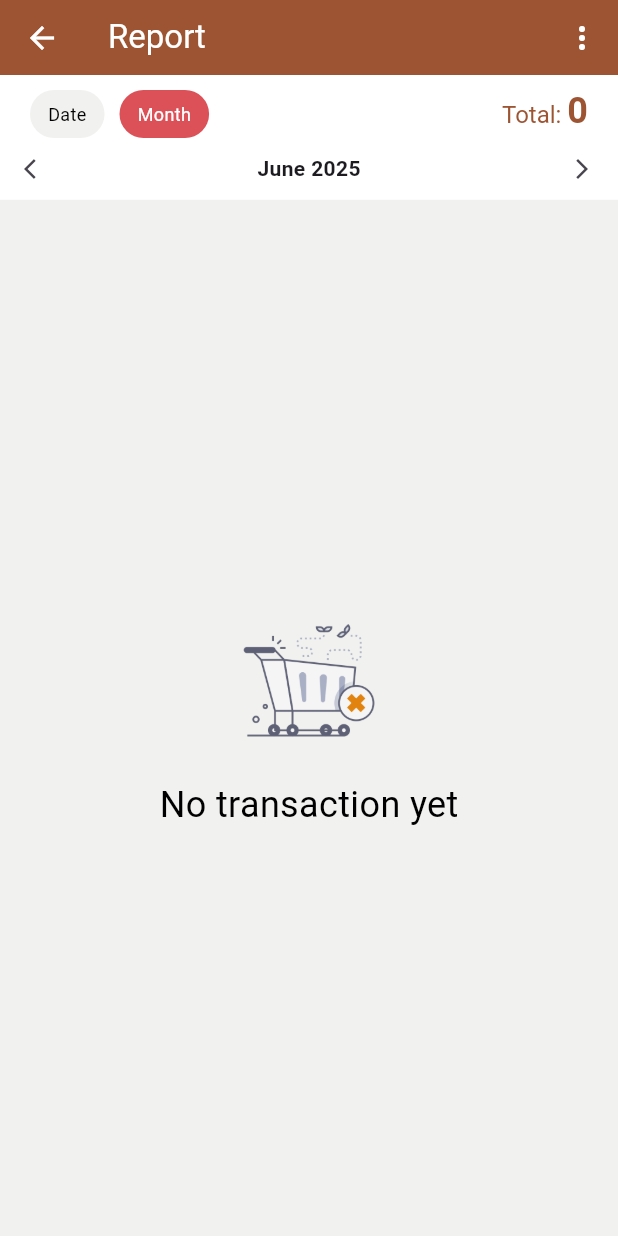
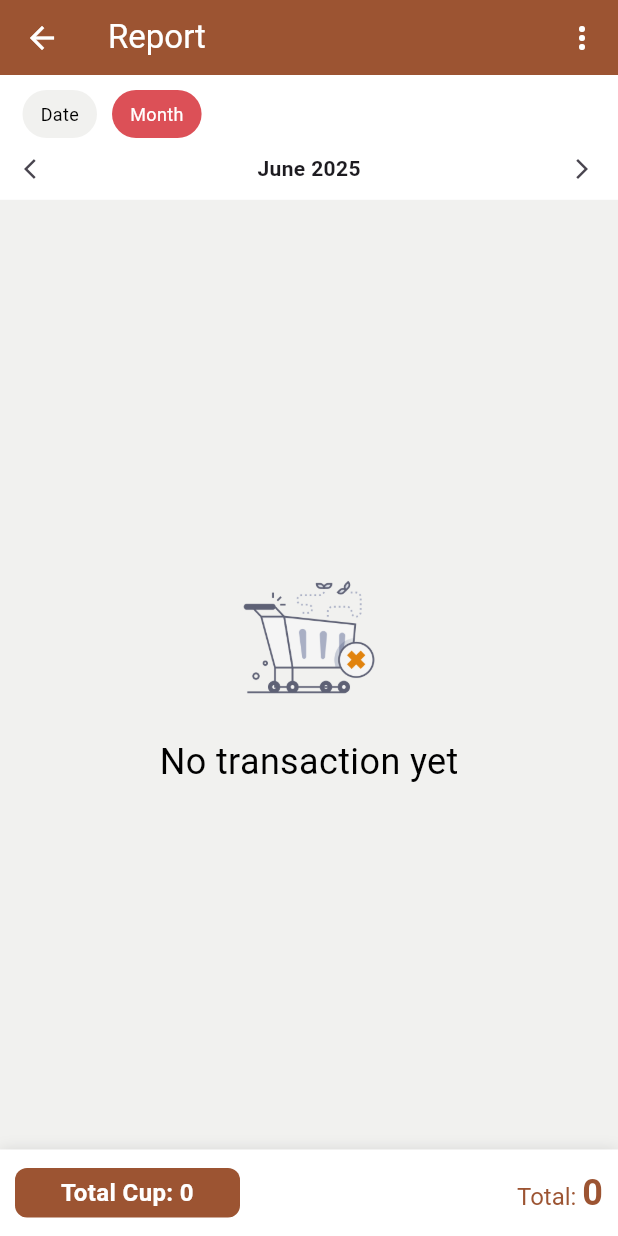
Before and after one commit to wicaksonotia/flutter-stmj-himalaya, a Flutter app: the TransactionPage screen opened by its route, after a tap on the "arrow back ios" icon, on a phone screen of 412 x 824 dp. Run offline on Flutter 3.47's test engine with Material 3 defaults, Android fonts, the phone set to English and light mode, and no system bars; drawn by our look-alikes of chips_choice; our stand-ins replace animate_do, animated_splash_screen, badges, currency_text_input_formatter, dio, flutter_native_splash and 6 more; missing offline and left inert: flutter_custom_month_picker, flutter_esc_pos_utils, group_list_view, print_bluetooth_thermal; accounts and stored records are empty; network calls fail; project files that could hold a hidden picture were left out.

Commit message:
show total cup

```diff
--- a/lib/controllers/transaction_controller.dart
+++ b/lib/controllers/transaction_controller.dart
@@ -18,6 +18,7 @@ class TransactionController extends GetxController {
   var initMonth = DateTime.now().month.obs;
   var initYear = DateTime.now().year.obs;
   var isSideBarOpen = false.obs;
+  var totalCup = 0.obs;
 
   @override
   void onInit() {
@@ -46,6 +47,7 @@ class TransactionController extends GetxController {
         result = await RemoteDataSource.transactionHistoryByDateRange(data);
       }
       if (result != null && result.data != null) {
+        totalCup.value = result.totalCup ?? 0;
         transactionItems.assignAll(result.data!);
         total.value = transactionItems.fold(
           0,
--- a/lib/models/transaction_model.dart
+++ b/lib/models/transaction_model.dart
@@ -1,15 +1,15 @@
 class TransactionModel {
   String? status;
   String? message;
-  int? income;
+  int? totalCup;
   List<Data>? data;
 
-  TransactionModel({this.status, this.message, this.income, this.data});
+  TransactionModel({this.status, this.message, this.totalCup, this.data});
 
   TransactionModel.fromJson(Map<String, dynamic> json) {
     status = json['status'];
     message = json['message'];
-    income = json['income'];
+    totalCup = json['total_cup'];
     if (json['data'] != null) {
       data = <Data>[];
       json['data'].forEach((v) {
@@ -22,7 +22,7 @@ class TransactionModel {
     final Map<String, dynamic> data = <String, dynamic>{};
     data['status'] = status;
     data['message'] = message;
-    data['income'] = income;
+    data['total_cup'] = totalCup;
     if (this.data != null) {
       data['data'] = this.data!.map((v) => v.toJson()).toList();
     }
--- a/lib/pages/report/transaction.dart
+++ b/lib/pages/report/transaction.dart
@@ -15,6 +15,7 @@ import 'package:get/get.dart';
 import 'package:intl/intl.dart';
 import 'package:shimmer/shimmer.dart';
 import 'package:flutter_slidable/flutter_slidable.dart';
+import 'package:stmjhimalaya/pages/report/footer.dart';
 
 class TransactionPage extends StatefulWidget {
   const TransactionPage({super.key});
@@ -33,7 +34,7 @@ class TransactionPageState extends State<TransactionPage> {
   @override
   Widget build(BuildContext context) {
     return Scaffold(
-      // bottomNavigationBar: const FooterReport(),
+      bottomNavigationBar: const FooterReport(),
       backgroundColor: MyColors.notionBgGrey,
       appBar: PreferredSize(
         preferredSize: const Size.fromHeight(50.0),
@@ -89,14 +90,9 @@ class TransactionPageState extends State<TransactionPage> {
           crossAxisAlignment: CrossAxisAlignment.start,
           children: [
             Container(
-              padding: const EdgeInsets.only(top: 10, left: 20, right: 20),
+              padding: const EdgeInsets.only(top: 10, left: 15, right: 20),
               color: Colors.white,
               width: double.infinity,
-              child: Row(
-                crossAxisAlignment: CrossAxisAlignment.start,
-                children: [
-                  SizedBox(
-                    width: 130,
               child: Obx(
                 () => ChipsChoice.single(
                   wrapped: true,
@@ -106,8 +102,7 @@ class TransactionPageState extends State<TransactionPage> {
                     _transactionController.filterBy.value = val;
                     _transactionController.fetchTransaction();
                   },
-                        choiceItems:
-                            C2Choice.listFrom<String, Map<String, dynamic>>(
+                  choiceItems: C2Choice.listFrom<String, Map<String, dynamic>>(
                     source: filterKategori,
                     value: (i, v) => v['value'] as String,
                     label: (i, v) => v['nama'] as String,
@@ -124,88 +119,6 @@ class TransactionPageState extends State<TransactionPage> {
                     ),
                   ),
                 ),
-                    ),
-                    // Row(
-                    //   children: List.generate(
-                    //     filterKategori.length,
-                    //     (index) => Expanded(
-                    //       child: GestureDetector(
-                    //         onTap: () {
-                    //           setState(() {
-                    //             groupValue = index;
-                    //           });
-                    //           _transactionController.filterBy.value =
-                    //               filterKategori[index]['value']!;
-                    //           _transactionController.fetchTransaction();
-                    //         },
-                    //         child: Container(
-                    //           decoration: BoxDecoration(
-                    //             border: Border(
-                    //               right: BorderSide(
-                    //                 width: 0.5,
-                    //                 color: Colors.grey[300]!,
-                    //               ),
-                    //             ),
-                    //           ),
-                    //           padding: const EdgeInsets.symmetric(
-                    //               horizontal: 10, vertical: 5),
-                    //           child: Center(
-                    //             child: Text(
-                    //               filterKategori[index]['nama']!,
-                    //               style: TextStyle(
-                    //                 color: groupValue == index
-                    //                     ? MyColors.primary
-                    //                     : Colors.black,
-                    //                 fontWeight: groupValue == index
-                    //                     ? FontWeight.bold
-                    //                     : FontWeight.normal,
-                    //               ),
-                    //             ),
-                    //           ),
-                    //         ),
-                    //       ),
-                    //     ),
-                    //   ),
-                    // ),
-                  ),
-                  const Spacer(),
-                  Obx(() {
-                    if (_transactionController.isLoading.value) {
-                      return Shimmer.fromColors(
-                        baseColor: Colors.grey,
-                        highlightColor: Colors.white,
-                        child: const Text(
-                          'Loading...',
-                          style: TextStyle(
-                            fontSize: MySizes.fontSizeLg,
-                            color: MyColors.primary,
-                          ),
-                        ),
-                      );
-                    } else {
-                      return RichText(
-                        text: TextSpan(
-                          text: 'Total: ',
-                          style: const TextStyle(
-                            fontSize: MySizes.fontSizeLg,
-                            color: MyColors.primary,
-                          ),
-                          children: [
-                            TextSpan(
-                              text: CurrencyFormat.convertToIdr(
-                                  _transactionController.total.value, 0),
-                              style: const TextStyle(
-                                fontSize: MySizes.fontSizeXl,
-                                color: MyColors.primary,
-                                fontWeight: FontWeight.bold,
-                              ),
-                            ),
-                          ],
-                        ),
-                      );
-                    }
-                  }),
-                ],
               ),
             ),
             Container(
```
Also changed, not shown: lib/pages/report/footer.dart (+18 -49 lines). Lines whose indentation alone changed are shown as unchanged.
